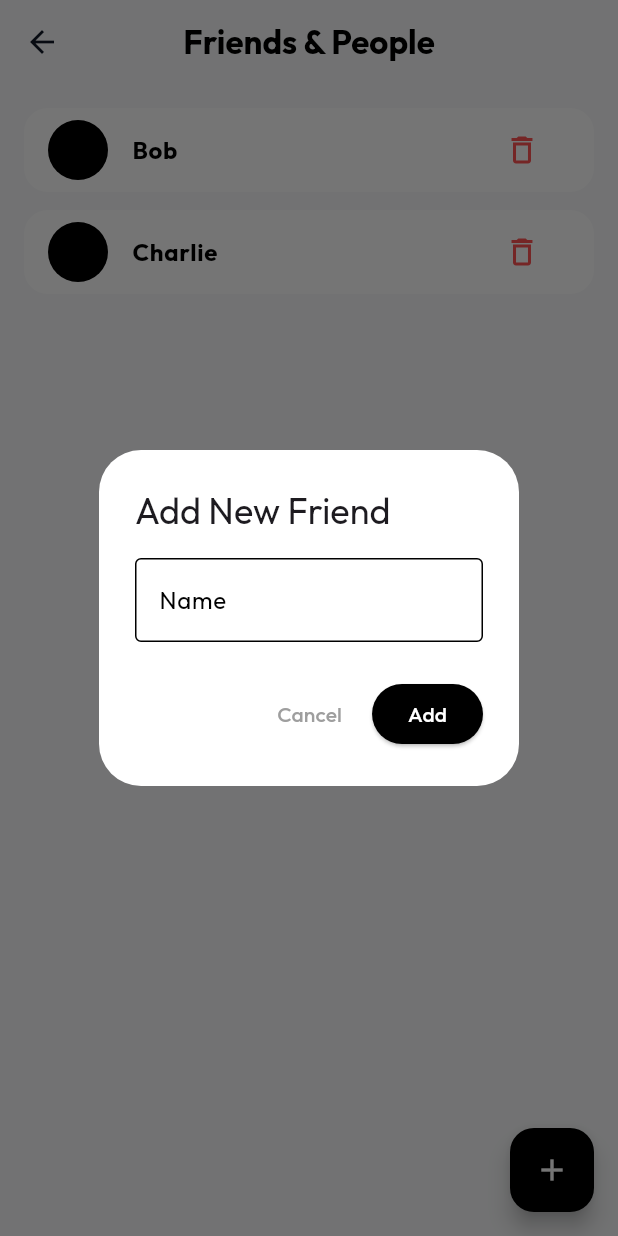
After one commit to mohas7im/spendwise, a Flutter app: the FriendsScreen screen opened directly, after a tap on the "delete outline" icon, after a tap on the "add" icon, on a phone screen of 412 x 824 dp. The commit adds this screen. Run offline on Flutter 3.47's test engine with Material 3 defaults, Android fonts, the phone set to English and light mode, and no system bars; our stand-ins replace fl_chart, google_fonts; network calls fail.

Commit message:
feat: add global friends management

```diff
--- a/lib/main.dart
+++ b/lib/main.dart
@@ -4,6 +4,8 @@ import 'theme/app_theme.dart';
 import 'screens/main_screen.dart';
 import 'providers/finance_provider.dart';
 import 'providers/split_provider.dart';
+import 'providers/friends_provider.dart';
+import 'providers/budget_provider.dart';
 
 void main() {
   runApp(
@@ -12,6 +14,8 @@ void main() {
         ChangeNotifierProvider(create: (_) => ThemeProvider()),
         ChangeNotifierProvider(create: (_) => FinanceProvider()),
         ChangeNotifierProvider(create: (_) => SplitProvider()),
+        ChangeNotifierProvider(create: (_) => BudgetProvider()),
+        ChangeNotifierProvider(create: (_) => FriendsProvider()),
       ],
       child: const ExpenseTrackerApp(),
     ),
--- /dev/null
+++ b/lib/models/friend.dart
@@ -0,0 +1,11 @@
+class Friend {
+  final String id;
+  final String name;
+  final String avatarUrl;
+
+  Friend({
+    required this.id,
+    required this.name,
+    String? avatarUrl,
+  }) : avatarUrl = avatarUrl ?? 'https://ui-avatars.com/api/?name=${Uri.encodeComponent(name)}&background=random';
+}
--- /dev/null
+++ b/lib/providers/friends_provider.dart
@@ -0,0 +1,22 @@
+import 'package:flutter/material.dart';
+import '../models/friend.dart';
+
+class FriendsProvider with ChangeNotifier {
+  final List<Friend> _friends = [
+    Friend(id: 'f1', name: 'Alice'),
+    Friend(id: 'f2', name: 'Bob'),
+    Friend(id: 'f3', name: 'Charlie'),
+  ];
+
+  List<Friend> get friends => _friends;
+
+  void addFriend(String name) {
+    _friends.add(Friend(id: DateTime.now().millisecondsSinceEpoch.toString(), name: name));
+    notifyListeners();
+  }
+
+  void removeFriend(String id) {
+    _friends.removeWhere((f) => f.id == id);
+    notifyListeners();
+  }
+}
--- /dev/null
+++ b/lib/screens/friends_screen.dart
@@ -0,0 +1,80 @@
+import 'package:flutter/material.dart';
+import 'package:provider/provider.dart';
+import '../providers/friends_provider.dart';
+
+class FriendsScreen extends StatelessWidget {
+  const FriendsScreen({super.key});
+
+  @override
+  Widget build(BuildContext context) {
+    return Scaffold(
+      appBar: AppBar(
+        title: const Text('Friends & People', style: TextStyle(fontWeight: FontWeight.bold)),
+        centerTitle: true,
+      ),
+      body: Consumer<FriendsProvider>(
+        builder: (context, provider, child) {
+          if (provider.friends.isEmpty) {
+            return const Center(child: Text('No friends added yet.', style: TextStyle(color: Colors.grey)));
+          }
+
+          return ListView.builder(
+            padding: const EdgeInsets.all(16),
+            itemCount: provider.friends.length,
+            itemBuilder: (context, index) {
+              final friend = provider.friends[index];
+              return Card(
+                margin: const EdgeInsets.only(bottom: 12),
+                shape: RoundedRectangleBorder(borderRadius: BorderRadius.circular(16)),
+                child: ListTile(
+                  leading: CircleAvatar(backgroundImage: NetworkImage(friend.avatarUrl)),
+                  title: Text(friend.name, style: const TextStyle(fontWeight: FontWeight.bold)),
+                  trailing: IconButton(
+                    icon: const Icon(Icons.delete_outline, color: Colors.redAccent),
+                    onPressed: () => provider.removeFriend(friend.id),
+                  ),
+                ),
+              );
+            },
+          );
+        },
+      ),
+      floatingActionButton: FloatingActionButton(
+        onPressed: () => _showAddFriendDialog(context),
+        backgroundColor: Theme.of(context).primaryColor,
+        child: Icon(Icons.add, color: Theme.of(context).colorScheme.onPrimary),
+      ),
+    );
+  }
+
+  void _showAddFriendDialog(BuildContext context) {
+    final nameController = TextEditingController();
+    showDialog(
+      context: context,
+      builder: (ctx) => AlertDialog(
+        backgroundColor: Theme.of(context).cardColor,
+        title: const Text('Add New Friend'),
+        content: TextField(
+          controller: nameController,
+          decoration: const InputDecoration(labelText: 'Name', border: OutlineInputBorder()),
+        ),
+        actions: [
+          TextButton(onPressed: () => Navigator.pop(ctx), child: const Text('Cancel', style: TextStyle(color: Colors.grey))),
+          ElevatedButton(
+            onPressed: () {
+              if (nameController.text.trim().isNotEmpty) {
+                Provider.of<FriendsProvider>(context, listen: false).addFriend(nameController.text.trim());
+                Navigator.pop(ctx);
+              }
+            },
+            style: ElevatedButton.styleFrom(
+              backgroundColor: Theme.of(context).primaryColor,
+              foregroundColor: Theme.of(context).colorScheme.onPrimary,
+            ),
+            child: const Text('Add'),
+          )
+        ],
+      ),
+    );
+  }
+}
--- a/lib/screens/profile_screen.dart
+++ b/lib/screens/profile_screen.dart
@@ -3,6 +3,7 @@ import 'package:provider/provider.dart';
 import '../theme/app_theme.dart';
 import '../main.dart';
 import 'income_salary_screen.dart';
+import 'friends_screen.dart';
 
 class ProfileScreen extends StatelessWidget {
   const ProfileScreen({super.key});
@@ -58,6 +59,9 @@ class ProfileScreen extends StatelessWidget {
             _buildSectionHeader('Financial Setup'),
             _buildSettingTile(context, icon: Icons.account_balance_wallet_outlined, title: 'Income & Salary', subtitle: 'Manage company salary and freelance income', trailing: const Icon(Icons.chevron_right, color: Colors.grey), onTap: () {
               Navigator.push(context, MaterialPageRoute(builder: (ctx) => const IncomeSalaryScreen()));
+            }),
+            _buildSettingTile(context, icon: Icons.group_outlined, title: 'Friends', subtitle: 'Manage your connected friends', trailing: const Icon(Icons.chevron_right, color: Colors.grey), onTap: () {
+              Navigator.push(context, MaterialPageRoute(builder: (ctx) => const FriendsScreen()));
             }),
             _buildSettingTile(context, icon: Icons.pie_chart_outline, title: 'Budget Rules', subtitle: 'Configure 50/30/20 preferences', trailing: const Icon(Icons.chevron_right, color: Colors.grey)),
             _buildSettingTile(context, icon: Icons.category_outlined, title: 'Custom Categories', trailing: const Icon(Icons.chevron_right, color: Colors.grey)),
```
Also changed, not shown: lib/screens/split_calculator_screen.dart (+89 -21 lines).
